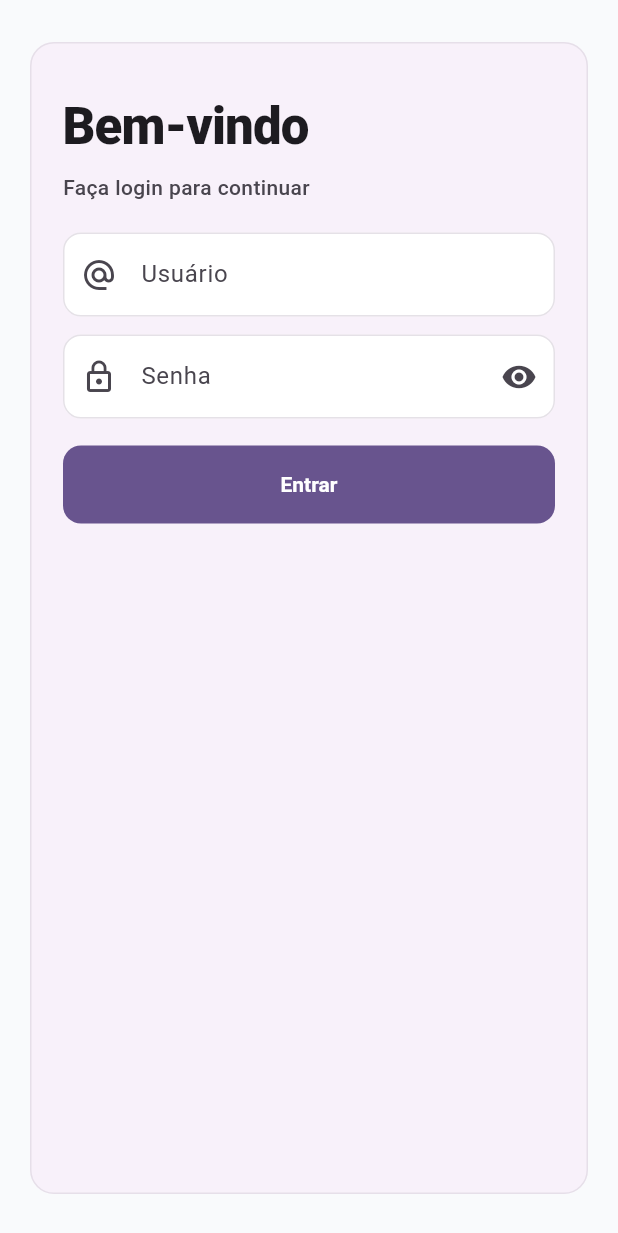
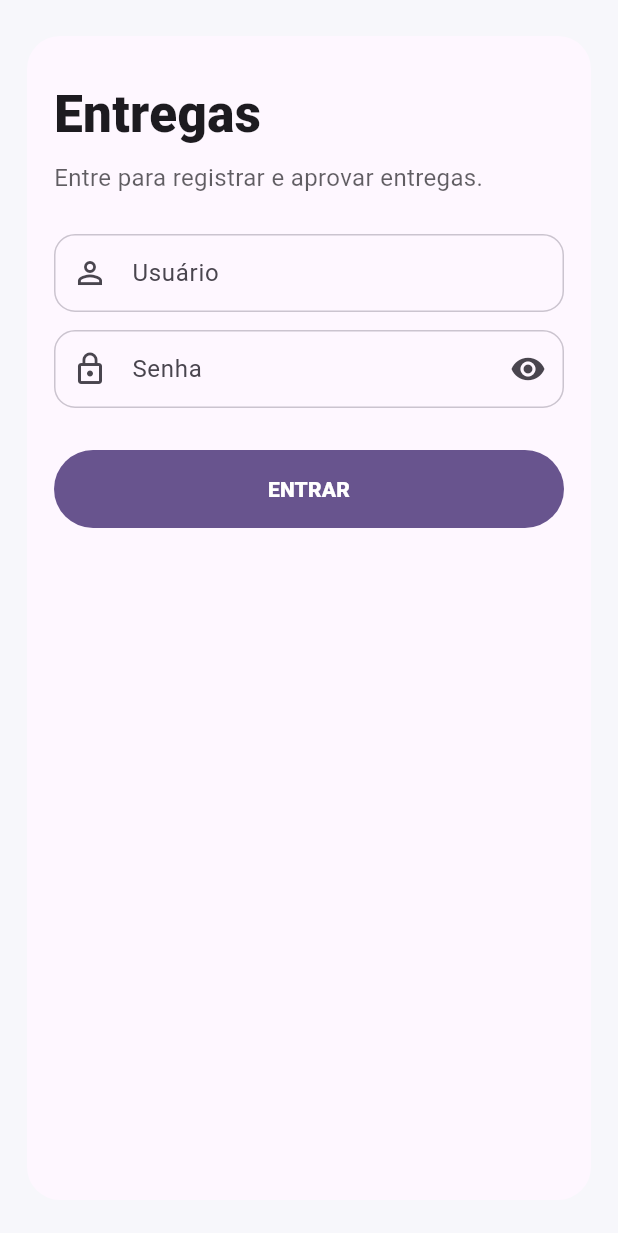
Before and after one commit to LINDOX777/entregas-clean, a Flutter app: the screen it shows after launch, on a phone screen of 412 x 824 dp. Shown: the top 1233 px of the screen. Run offline on Flutter 3.47's test engine with Material 3 defaults, Android fonts, the light colour scheme and no system bars; our stand-ins replace audioplayers, dio, image_picker, shared_preferences, showcaseview.

Commit message:
Adicionando funcionalidades

```diff
--- a/app/lib/api/api_client.dart
+++ b/app/lib/api/api_client.dart
@@ -10,8 +10,8 @@ class ApiClient {
   static Future<ApiClient> create() async {
     final dio = Dio(
       BaseOptions(
-        baseUrl: Config.baseUrl,
-        connectTimeout: const Duration(seconds: 10),
+        baseUrl: AppConfig.baseUrl,
+        connectTimeout: const Duration(seconds: 15),
         receiveTimeout: const Duration(seconds: 20),
       ),
     );
@@ -21,9 +21,9 @@ class ApiClient {
         onRequest: (options, handler) async {
           final token = await TokenStorage.getToken();
           if (token != null && token.isNotEmpty) {
-            options.headers['Authorization'] = 'Bearer $token';
+            options.headers["Authorization"] = "Bearer $token";
           }
-          handler.next(options);
+          return handler.next(options);
         },
       ),
     );
--- a/app/lib/api/auth_api.dart
+++ b/app/lib/api/auth_api.dart
@@ -1,10 +1,10 @@
-import 'package:dio/dio.dart';
+import '../storage/token_storage.dart';
 import 'api_client.dart';
 
 class AuthApi {
-  final Dio _dio;
+  final ApiClient _client;
 
-  AuthApi(this._dio);
+  AuthApi(this._client);
 
   static Future<AuthApi> build() async {
     final client = await ApiClient.create();
@@ -12,27 +12,58 @@ class AuthApi {
   }
 
   Future<Map<String, dynamic>> login(String username, String password) async {
-    final res = await _dio.post(
-      "/auth/login",
-      data: {"username": username, "password": password},
+    final res = await _client.dio.post(
+      '/auth/login',
+      data: {'username': username, 'password': password},
     );
-    return Map<String, dynamic>.from(res.data);
+
+    final data = (res.data as Map).cast<String, dynamic>();
+
+    final token = data['access_token'] as String;
+    final role = (data['role'] as String?) ?? '';
+    final name = (data['name'] as String?) ?? '';
+    final companies = List<String>.from(data['companies'] ?? []);
+
+    await TokenStorage.saveToken(token);
+    await TokenStorage.saveRole(role);
+    if (name.isNotEmpty) {
+      await TokenStorage.saveName(name);
+    }
+    await TokenStorage.saveCompanies(companies);
+
+    return data;
   }
 
-  // ✅ backend novo
   Future<List<Map<String, dynamic>>> listCouriers() async {
-    final res = await _dio.get("/users/couriers");
-    return List<Map<String, dynamic>>.from(res.data);
+    final res = await _client.dio.get('/users/couriers');
+    final data = List<Map<String, dynamic>>.from(res.data);
+    return data;
   }
 
-  Future<Map<String, dynamic>> createCourier({
+  Future<void> createCourier({
     required String name,
     required String username,
     required String password,
+    required List<String> companies,
   }) async {
-    final res = await _dio.post(
-      "/users/couriers",
-      data: {"name": name, "username": username, "password": password},
+    await _client.dio.post(
+      '/users/couriers',
+      data: {
+        'name': name,
+        'username': username,
+        'password': password,
+        'companies': companies,
+      },
+    );
+  }
+
+  Future<void> updateCourierCompanies({
+    required int courierId,
+    required List<String> companies,
+  }) async {
+    await _client.dio.patch(
+      '/users/couriers/$courierId/companies',
+      data: {'companies': companies},
     );
   }
 }
--- a/app/lib/app_config.dart
+++ b/app/lib/app_config.dart
@@ -1,11 +1,11 @@
-import 'config.dart';
-
 class AppConfig {
-  static const String baseUrl = Config.baseUrl;
+  // Se estiver no Emulador Android, use "http://10.0.2.2:8000"
+  // Se estiver no Web/Desktop, use "http://localhost:8000"
+  static const String baseUrl = "http://localhost:8000";
 
   /// Monta URL absoluta para arquivos (fotos) servidos pelo backend
-  /// Ex: uploads/abc.jpg  -> http://localhost:8000/uploads/abc.jpg
   static String fileUrl(String path) {
+    if (path.isEmpty) return '';
     final clean = path.startsWith('/') ? path.substring(1) : path;
     return '$baseUrl/$clean';
   }
--- a/app/lib/config.dart
+++ b/app/lib/config.dart
@@ -1,3 +1,4 @@
-class Config {
-  static const String baseUrl = 'http://localhost:8000';
+class AppConfig {
+  // Flutter Web (Chrome)
+  static const String baseUrl = "http://localhost:8000";
 }
--- a/app/lib/screens/login_screen.dart
+++ b/app/lib/screens/login_screen.dart
@@ -1,6 +1,7 @@
 import 'package:dio/dio.dart';
 import 'package:flutter/material.dart';
 import '../api/auth_api.dart';
+import '../storage/token_storage.dart';
 import 'admin_home_screen.dart';
 import 'courier_home_screen.dart';
 
@@ -26,15 +27,13 @@ class _LoginScreenState extends State<LoginScreen> {
 
     try {
       final api = await AuthApi.build();
+      final res = await api.login(_username.text.trim(), _password.text);
 
-      // ✅ FIX: login agora é named params
-      final res = await api.login(
-        username: _username.text.trim(),
-        password: _password.text,
-      );
+      final token = res["access_token"] as String;
+      final role = res["role"] as String;
+      final name = res["name"] as String;
 
-      // ✅ Token/role já são salvos dentro do AuthApi.login (no padrão novo)
-      final role = (res["role"] ?? "").toString();
+      await TokenStorage.saveSession(token: token, role: role, name: name);
 
       if (!mounted) return;
 
@@ -49,9 +48,9 @@ class _LoginScreenState extends State<LoginScreen> {
       final status = e.response?.statusCode;
       setState(() {
         if (status == 401) {
-          _error = "Credenciais incorretas. Verifique usuário e senha.";
+          _error = "Usuário ou senha inválidos.";
         } else {
-          _error = "Falha na conexão: ${e.message}";
+          _error = "Erro ao conectar no servidor: ${e.message}";
         }
       });
     } catch (e) {
@@ -79,66 +78,37 @@ class _LoginScreenState extends State<LoginScreen> {
             final wide = c.maxWidth > 700;
 
             final content = Column(
-              crossAxisAlignment: CrossAxisAlignment.stretch,
+              crossAxisAlignment: CrossAxisAlignment.start,
               children: [
                 const SizedBox(height: 10),
                 Text(
-                  "Bem-vindo",
+                  "Entregas",
                   style: TextStyle(
                     fontSize: 34,
                     fontWeight: FontWeight.w800,
-                    letterSpacing: -0.6,
-                    color: cs.onSurface,
+                    color: cs.onBackground,
                   ),
                 ),
                 const SizedBox(height: 6),
                 Text(
-                  "Faça login para continuar",
+                  "Entre para registrar e aprovar entregas.",
                   style: TextStyle(
-                    fontSize: 14,
-                    color: cs.onSurfaceVariant,
-                    fontWeight: FontWeight.w500,
+                    fontSize: 16,
+                    color: cs.onBackground.withOpacity(0.7),
                   ),
                 ),
-                const SizedBox(height: 20),
-
-                if (_error != null) ...[
-                  Container(
-                    padding: const EdgeInsets.all(12),
-                    decoration: BoxDecoration(
-                      color: cs.errorContainer,
-                      borderRadius: BorderRadius.circular(14),
-                    ),
-                    child: Row(
-                      children: [
-                        Icon(Icons.error_outline, color: cs.onErrorContainer),
-                        const SizedBox(width: 10),
-                        Expanded(
-                          child: Text(
-                            _error!,
-                            style: TextStyle(
-                              color: cs.onErrorContainer,
-                              fontWeight: FontWeight.w600,
-                            ),
-                          ),
-                        ),
-                      ],
-                    ),
-                  ),
-                  const SizedBox(height: 14),
-                ],
-
+                const SizedBox(height: 26),
                 TextField(
                   controller: _username,
                   decoration: const InputDecoration(
                     labelText: "Usuário",
-                    prefixIcon: Icon(Icons.alternate_email),
+                    prefixIcon: Icon(Icons.person_outline),
                   ),
-                  textInputAction: TextInputAction.next,
                 ),
                 const SizedBox(height: 12),
                 TextField(
                   controller: _password,
+                  obscureText: _obscure,
                   decoration: InputDecoration(
                     labelText: "Senha",
                     prefixIcon: const Icon(Icons.lock_outline),
@@ -149,25 +119,45 @@ class _LoginScreenState extends State<LoginScreen> {
                       ),
                     ),
                   ),
-                  obscureText: _obscure,
-                  onSubmitted: (_) => _loading ? null : _doLogin(),
                 ),
-                const SizedBox(height: 18),
-
+                const SizedBox(height: 14),
+                if (_error != null)
+                  Container(
+                    width: double.infinity,
+                    padding: const EdgeInsets.all(12),
+                    decoration: BoxDecoration(
+                      color: Colors.red.withOpacity(0.08),
+                      borderRadius: BorderRadius.circular(14),
+                      border: Border.all(color: Colors.red.withOpacity(0.35)),
+                    ),
+                    child: Text(
+                      _error!,
+                      style: const TextStyle(color: Colors.red),
+                    ),
+                  ),
+                const SizedBox(height: 14),
                 SizedBox(
+                  width: double.infinity,
                   height: 52,
                   child: FilledButton(
                     onPressed: _loading ? null : _doLogin,
                     child: _loading
                         ? const SizedBox(
+                            height: 18,
                             width: 18,
-                            height: 18,
                             child: CircularProgressIndicator(strokeWidth: 2),
                           )
-                        : const Text("Entrar"),
+                        : const Text(
+                            "ENTRAR",
+                            style: TextStyle(fontWeight: FontWeight.w800),
+                          ),
                   ),
                 ),
-                const SizedBox(height: 16),
+                const SizedBox(height: 12),
+                //Text(
+                //"Dica: admin/admin123 — entregador/123456",
+                //style: TextStyle(color: cs.onBackground.withOpacity(0.6)),
+                //),
               ],
             );
 
@@ -175,81 +165,64 @@ class _LoginScreenState extends State<LoginScreen> {
               child: ConstrainedBox(
                 constraints: const BoxConstraints(maxWidth: 980),
                 child: Padding(
-                  padding: const EdgeInsets.all(20),
+                  padding: const EdgeInsets.all(18),
                   child: wide
                       ? Row(
                           children: [
                             Expanded(
                               child: Container(
-                                height: 520,
+                                padding: const EdgeInsets.all(18),
                                 decoration: BoxDecoration(
-                                  borderRadius: BorderRadius.circular(28),
                                   gradient: LinearGradient(
+                                    colors: [
+                                      cs.primary.withOpacity(0.22),
+                                      cs.secondary.withOpacity(0.14),
+                                      Colors.transparent,
+                                    ],
                                     begin: Alignment.topLeft,
                                     end: Alignment.bottomRight,
-                                    colors: [
-                                      cs.primary.withOpacity(0.16),
-                                      cs.tertiary.withOpacity(0.12),
-                                      cs.surface.withOpacity(0.0),
-                                    ],
                                   ),
-                                  border: Border.all(
-                                    color: cs.outlineVariant.withOpacity(0.4),
-                                  ),
+                                  borderRadius: BorderRadius.circular(22),
                                 ),
-                                child: Padding(
-                                  padding: const EdgeInsets.all(26),
-                                  child: Column(
-                                    crossAxisAlignment:
-                                        CrossAxisAlignment.start,
-                                    children: [
-                                      Container(
-                                        padding: const EdgeInsets.all(14),
-                                        decoration: BoxDecoration(
-                                          shape: BoxShape.circle,
-                                          color: cs.primaryContainer,
+                                child: Column(
+                                  crossAxisAlignment: CrossAxisAlignment.start,
+                                  children: [
+                                    Icon(
+                                      Icons.local_shipping_outlined,
+                                      size: 42,
+                                      color: cs.primary,
+                                    ),
+                                    const SizedBox(height: 10),
+                                    Text(
+                                      "Controle de entregas\nsimples e rápido.",
+                                      style: TextStyle(
+                                        fontSize: 24,
+                                        fontWeight: FontWeight.w800,
+                                        color: cs.onBackground,
+                                      ),
+                                    ),
+                                    const SizedBox(height: 10),
+                                    Text(
+                                      "• Entregador envia foto\n• Admin aprova/reprova\n• Totais por quinzena",
+                                      style: TextStyle(
+                                        color: cs.onBackground.withOpacity(
+                                          0.75,
                                         ),
-                                        child: Icon(
-                                          Icons.local_shipping,
-                                          color: cs.onPrimaryContainer,
-                                          size: 28,
-                                        ),
+                                        height: 1.35,
                                       ),
-                                      const SizedBox(height: 18),
-                                      Text(
-                                        "Entregas Clean",
-                                        style: TextStyle(
-                                          fontSize: 28,
-                                          fontWeight: FontWeight.w800,
-                                          letterSpacing: -0.6,
-                                          color: cs.onSurface,
-                                        ),
-                                      ),
-                                      const SizedBox(height: 8),
-                                      Text(
-                                        "Controle as entregas de forma rápida e fácil",
-                                        style: TextStyle(
-                                          color: cs.onSurfaceVariant,
-                                          fontWeight: FontWeight.w600,
-                                        ),
-                                      ),
-                                      const Spacer(),
-                                      Text(
-                                        "",
-                                        style: TextStyle(
-                                          color: cs.onSurfaceVariant,
-                                        ),
-                                      ),
-                                    ],
-                                  ),
+                                    ),
+                                  ],
                                 ),
                               ),
                             ),
                             const SizedBox(width: 18),
                             Expanded(
                               child: Card(
+                                shape: RoundedRectangleBorder(
+                                  borderRadius: BorderRadius.circular(22),
+                                ),
                                 child: Padding(
-                                  padding: const EdgeInsets.all(22),
+                                  padding: const EdgeInsets.all(18),
                                   child: content,
                                 ),
                               ),
@@ -257,8 +230,11 @@ class _LoginScreenState extends State<LoginScreen> {
                           ],
                         )
                       : Card(
+                          shape: RoundedRectangleBorder(
+                            borderRadius: BorderRadius.circular(22),
+                          ),
                           child: Padding(
-                            padding: const EdgeInsets.all(22),
+                            padding: const EdgeInsets.all(18),
                             child: content,
                           ),
                         ),
--- a/app/lib/ui/app_theme.dart
+++ b/app/lib/ui/app_theme.dart
@@ -2,104 +2,102 @@ import 'package:flutter/material.dart';
 
 class AppTheme {
   static ThemeData light() {
-    return _buildTheme(Brightness.light);
-  }
-
-  static ThemeData dark() {
-    return _buildTheme(Brightness.dark);
-  }
-
-  static ThemeData _buildTheme(Brightness brightness) {
     final base = ThemeData(
       useMaterial3: true,
       colorSchemeSeed: Colors.deepPurple,
-      brightness: brightness,
-      visualDensity: VisualDensity.adaptivePlatformDensity,
+      brightness: Brightness.light,
     );
 
     final cs = base.colorScheme;
 
     return base.copyWith(
-      scaffoldBackgroundColor: brightness == Brightness.light
-          ? const Color(0xFFF9FAFC)
-          : const Color(0xFF0E0E12),
-
-      // Minimalist AppBar
+      scaffoldBackgroundColor: const Color(0xFFF7F7FB),
       appBarTheme: AppBarTheme(
-        backgroundColor: Colors.transparent,
-        surfaceTintColor: Colors.transparent,
+        backgroundColor: cs.surface,
+        surfaceTintColor: cs.surface,
         elevation: 0,
-        centerTitle: false,
         titleTextStyle: TextStyle(
           color: cs.onSurface,
-          fontSize: 20,
+          fontSize: 18,
           fontWeight: FontWeight.w700,
-          letterSpacing: -0.5,
         ),
-        iconTheme: IconThemeData(color: cs.onSurface),
       ),
-
-      // Flat Design: No Shadow, Subtle Border
       cardTheme: CardThemeData(
         elevation: 0,
-        color: cs.surfaceContainerLow,
-        margin: const EdgeInsets.symmetric(vertical: 8),
-        shape: RoundedRectangleBorder(
-          borderRadius: BorderRadius.circular(16),
-          side: BorderSide(color: cs.outlineVariant.withOpacity(0.4), width: 1),
-        ),
+        color: cs.surface,
+        surfaceTintColor: cs.surface,
+        shape: RoundedRectangleBorder(borderRadius: BorderRadius.circular(16)),
+        margin: const EdgeInsets.symmetric(vertical: 6),
       ),
-
-      // Consistent Inputs
       inputDecorationTheme: InputDecorationTheme(
         filled: true,
-        fillColor: cs.surfaceContainerLowest,
+        fillColor: cs.surface,
         border: OutlineInputBorder(
-          borderRadius: BorderRadius.circular(12),
-          borderSide: BorderSide(color: cs.outlineVariant.withOpacity(0.5)),
+          borderRadius: BorderRadius.circular(14),
+          borderSide: BorderSide(color: cs.outlineVariant),
         ),
         enabledBorder: OutlineInputBorder(
-          borderRadius: BorderRadius.circular(12),
-          borderSide: BorderSide(color: cs.outlineVariant.withOpacity(0.5)),
+          borderRadius: BorderRadius.circular(14),
+          borderSide: BorderSide(color: cs.outlineVariant),
         ),
         focusedBorder: OutlineInputBorder(
-          borderRadius: BorderRadius.circular(12),
+          borderRadius: BorderRadius.circular(14),
           borderSide: BorderSide(color: cs.primary, width: 1.5),
         ),
         contentPadding: const EdgeInsets.symmetric(
-          horizontal: 16,
-          vertical: 16,
-        ),
-        labelStyle: TextStyle(color: cs.onSurfaceVariant),
-      ),
-
-      // Modern Buttons
-      filledButtonTheme: FilledButtonThemeData(
-        style: FilledButton.styleFrom(
-          shape: RoundedRectangleBorder(
-            borderRadius: BorderRadius.circular(12),
-          ),
-          padding: const EdgeInsets.symmetric(vertical: 14, horizontal: 24),
-          textStyle: const TextStyle(fontWeight: FontWeight.w700),
+          horizontal: 14,
+          vertical: 14,
         ),
       ),
+    );
+  }
 
-      // Custom Floating SnackBar
-      snackBarTheme: SnackBarThemeData(
-        behavior: SnackBarBehavior.floating,
-        backgroundColor: cs.inverseSurface,
-        contentTextStyle: TextStyle(color: cs.onInverseSurface),
-        shape: RoundedRectangleBorder(borderRadius: BorderRadius.circular(12)),
+  static ThemeData dark() {
+    final base = ThemeData(
+      useMaterial3: true,
+      colorSchemeSeed: Colors.deepPurple,
+      brightness: Brightness.dark,
+    );
+
+    final cs = base.colorScheme;
+
+    return base.copyWith(
+      scaffoldBackgroundColor: const Color(0xFF0E0E12),
+      appBarTheme: AppBarTheme(
+        backgroundColor: cs.surface,
+        surfaceTintColor: cs.surface,
+        elevation: 0,
+        titleTextStyle: TextStyle(
+          color: cs.onSurface,
+          fontSize: 18,
+          fontWeight: FontWeight.w700,
+        ),
       ),
-
-      // ✅ FIX: DialogThemeData (não DialogTheme)
-      dialogTheme: DialogThemeData(
-        backgroundColor: cs.surfaceContainerHigh,
-        shape: RoundedRectangleBorder(borderRadius: BorderRadius.circular(20)),
-        titleTextStyle: TextStyle(
-          fontSize: 20,
-          fontWeight: FontWeight.bold,
-          color: cs.onSurface,
+      cardTheme: CardThemeData(
+        elevation: 0,
+        color: cs.surface,
+        surfaceTintColor: cs.surface,
+        shape: RoundedRectangleBorder(borderRadius: BorderRadius.circular(16)),
+        margin: const EdgeInsets.symmetric(vertical: 6),
+      ),
+      inputDecorationTheme: InputDecorationTheme(
+        filled: true,
+        fillColor: cs.surface,
+        border: OutlineInputBorder(
+          borderRadius: BorderRadius.circular(14),
+          borderSide: BorderSide(color: cs.outlineVariant),
+        ),
+        enabledBorder: OutlineInputBorder(
+          borderRadius: BorderRadius.circular(14),
+          borderSide: BorderSide(color: cs.outlineVariant),
+        ),
+        focusedBorder: OutlineInputBorder(
+          borderRadius: BorderRadius.circular(14),
+          borderSide: BorderSide(color: cs.primary, width: 1.5),
+        ),
+        contentPadding: const EdgeInsets.symmetric(
+          horizontal: 14,
+          vertical: 14,
         ),
       ),
     );
--- a/app/pubspec.yaml
+++ b/app/pubspec.yaml
@@ -32,7 +32,6 @@ dependencies:
     sdk: flutter
 
   dio: ^5.4.0
-  shared_preferences: ^2.2.3
   flutter_secure_storage: ^9.0.0
   image_picker: ^1.0.7
   intl: ^0.19.0
```
Also changed, not shown: 2 other files.
